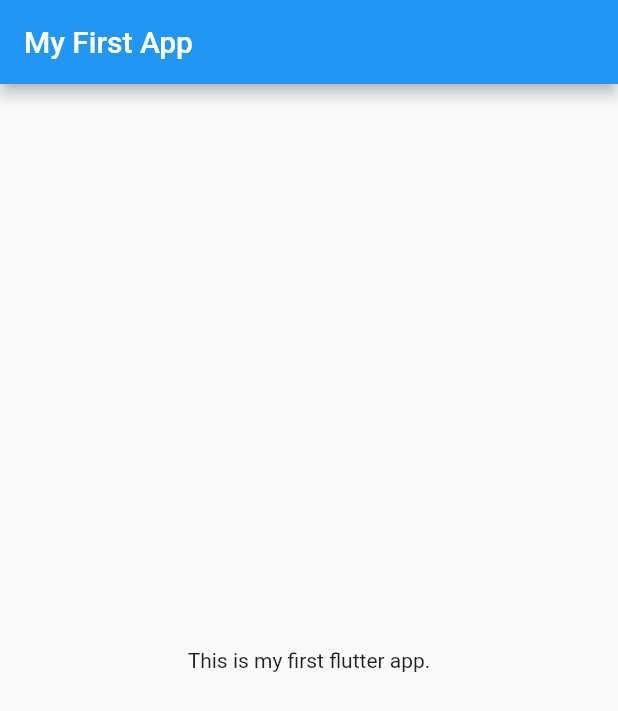
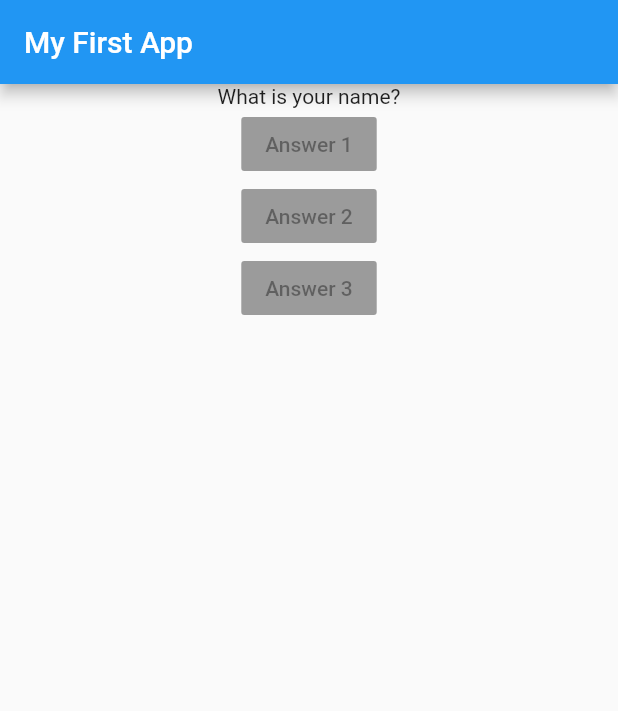
Before and after one commit to AndresN17/Flutter-Basics, a Flutter app: the screen it shows after launch, on a phone screen of 412 x 824 dp. Shown: the top 711 px of the screen. Run offline on Flutter 3.47's test engine with Material 2 defaults, Android fonts, the phone set to English and light mode, and no system bars.

Commit message:
Added a widget tree with buttons

```diff
--- a/lib/main.dart
+++ b/lib/main.dart
@@ -12,7 +12,23 @@ class MyApp extends StatelessWidget {
           title: Text("My First App"),
         ),
         body: Center(
-          child: Text("This is my first flutter app."),
+          child: Column(
+            children: <Widget>[
+              Text("What is your name?"),
+              RaisedButton(
+                child: Text("Answer 1"),
+                onPressed: null,
+              ),
+              RaisedButton(
+                child: Text("Answer 2"),
+                onPressed: null,
+              ),
+              RaisedButton(
+                child: Text("Answer 3"),
+                onPressed: null,
+              ),
+            ],
+          ),
         ),
       ),
     );
```
